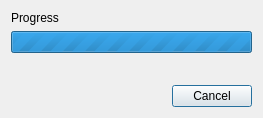
Before: the Qt Designer form src/gui/windows/MonitorDialog.ui in startkladde/startkladde, drawn with Qt 5.
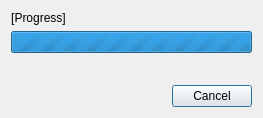
After: the same form once the commit is applied.

Patch:
```diff
--- a/src/gui/windows/MonitorDialog.ui
+++ b/src/gui/windows/MonitorDialog.ui
@@ -23,7 +23,7 @@
       </sizepolicy>
      </property>
      <property name="text">
-      <string>Progress</string>
+      <string notr="true">[Progress]</string>
      </property>
      <property name="alignment">
       <set>Qt::AlignCenter</set>
```
